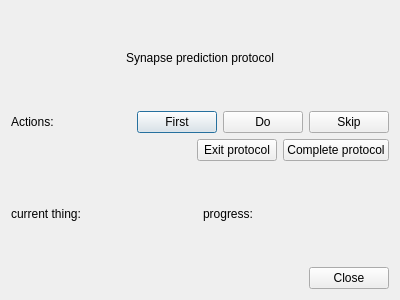
The window that neurolabi/gui/protocols/synapsepredictionprotocol.ui (janelia-flyem/NeuTu) describes before a commit, drawn with Qt 5.
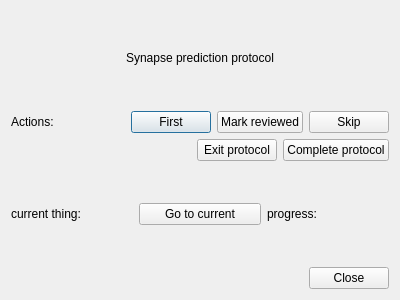
The same window after the commit.

Commit message: hooked up buttons

```diff
--- a/neurolabi/gui/protocols/synapsepredictionprotocol.ui
+++ b/neurolabi/gui/protocols/synapsepredictionprotocol.ui
@@ -56,7 +56,7 @@
      <item>
       <widget class="QPushButton" name="pushButton_2">
        <property name="text">
-        <string>Do</string>
+        <string>Mark reviewed</string>
        </property>
       </widget>
      </item>
@@ -110,7 +110,14 @@
       </widget>
      </item>
      <item>
-      <widget class="QLabel" name="label_4">
+      <widget class="QPushButton" name="gotoButton">
+       <property name="text">
+        <string>Go to current</string>
+       </property>
+      </widget>
+     </item>
+     <item>
+      <widget class="QLabel" name="progressLabel">
        <property name="text">
         <string>progress:</string>
        </property>
```
Left out of the diff: 8 changed lines with no effect on the pictures. The commit also changes 2 other files.
